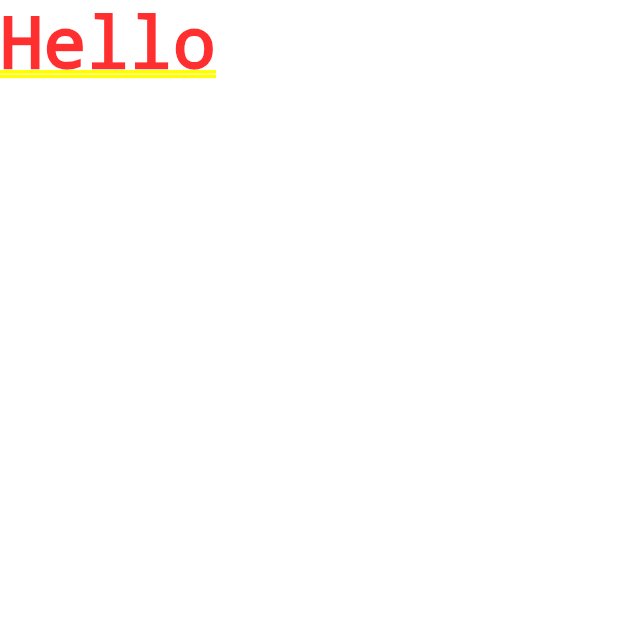
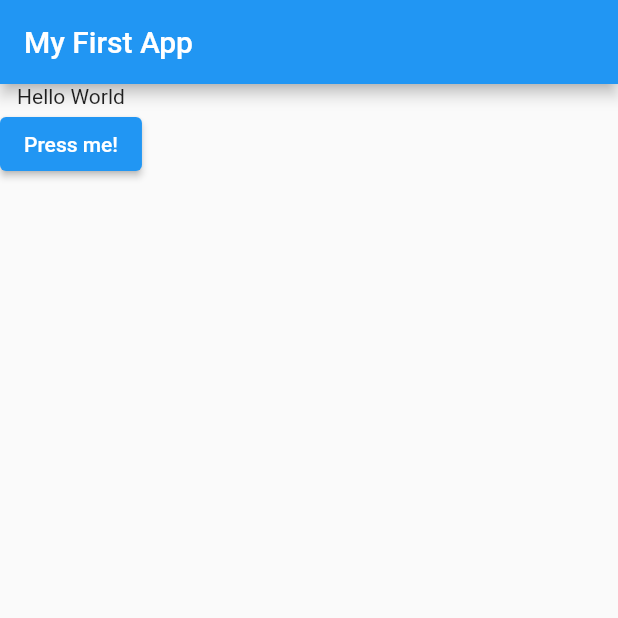
Before and after one commit to Space-Coding/flutter-goes-available, a Flutter app: the screen it shows after launch, on a phone screen of 412 x 824 dp, the top half of it. Run offline on Flutter 3.47's test engine with Material 2 defaults, Android fonts, the phone set to English and light mode, and no system bars.

Commit message:
oraliq commit

```diff
--- a/lib/main.dart
+++ b/lib/main.dart
@@ -2,8 +2,29 @@ import 'package:flutter/material.dart';
 
 void main() => runApp(FirstApp());
 
-class FirstApp extends StatelessWidget{
-  Widget build(BuildContext context){
-    return MaterialApp(home: Text('Hello'));
+class FirstApp extends StatelessWidget {
+
+  void myFunctionForOnPress(){
+    print("Button Pressed");
+  }
+
+  @override
+  Widget build(BuildContext context) {
+    return MaterialApp(
+      home: Scaffold(
+        appBar: AppBar(
+          title: Text('My First App'),
+        ),
+        body: Column(
+          children: [
+            Text('Hello World'),
+            ElevatedButton(
+              onPressed: myFunctionForOnPress,
+              child: Text('Press me!'),
+            )
+          ],
+        ),
+      ),
+    );
   }
 }
```
